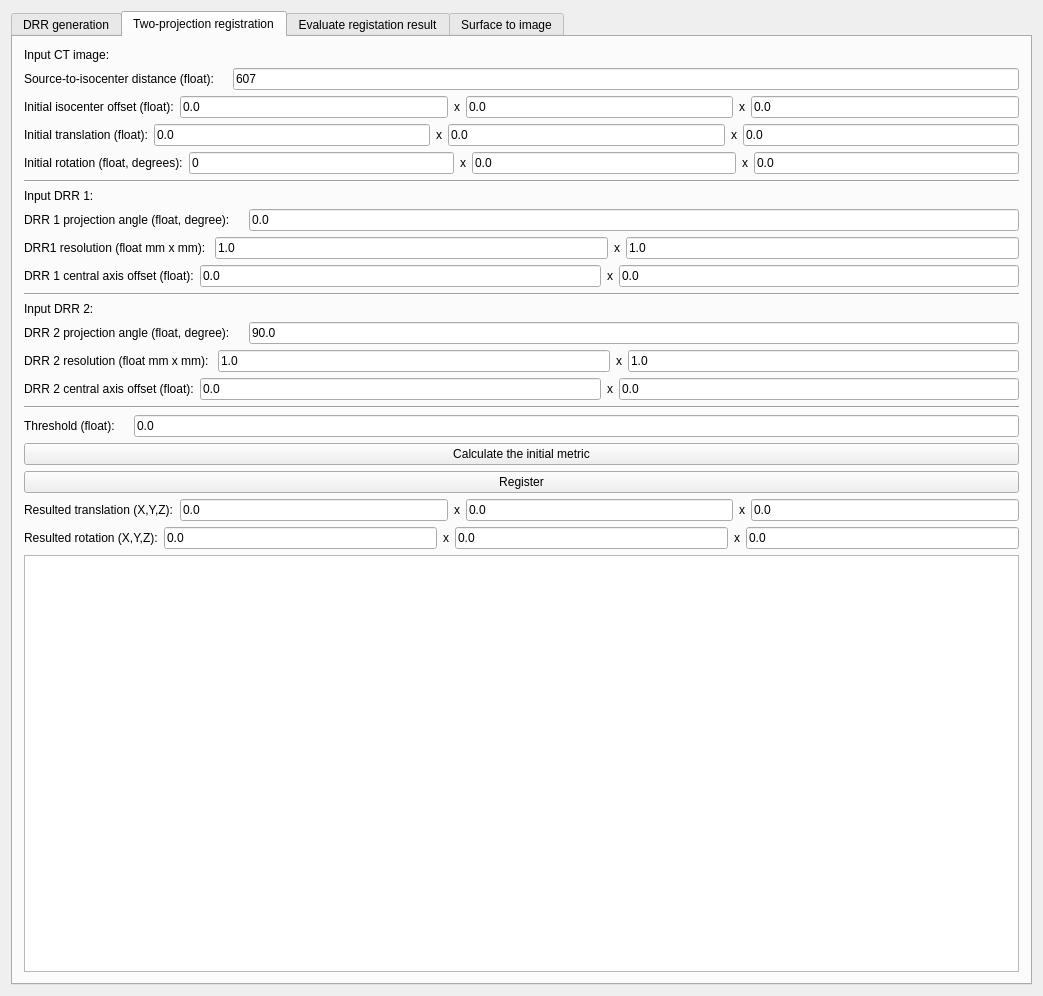
The window that Plugins/org.mitk.lancet.nodeeditor/src/internal/NodeEditorControls.ui (zzhou7/MITK_lancet) describes before a commit, drawn with Qt 5.
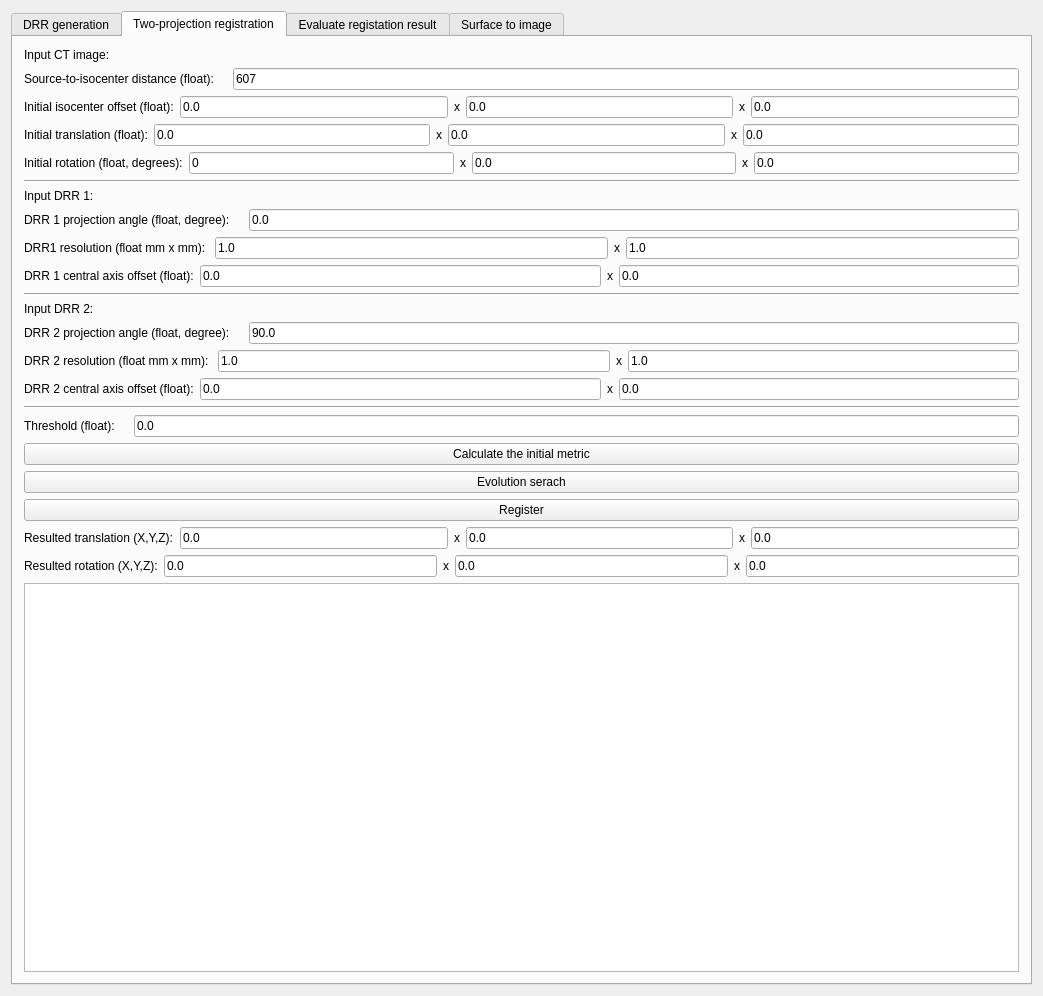
The same window after the commit. Custom widgets are drawn as their Qt base class.

Commit message:
add Evolution algorithm search
bad efficiency need upgrade

Patch:
```diff
--- a/Plugins/org.mitk.lancet.nodeeditor/src/internal/NodeEditorControls.ui
+++ b/Plugins/org.mitk.lancet.nodeeditor/src/internal/NodeEditorControls.ui
@@ -965,6 +965,13 @@
          </property>
         </widget>
        </item>
+       <item>
+        <widget class="QPushButton" name="evolutionSearchPushButton">
+         <property name="text">
+          <string>Evolution serach</string>
+         </property>
+        </widget>
+       </item>
        <item>
         <widget class="QPushButton" name="registerPushButton">
          <property name="text">
```
The commit also changes 3 other files.
